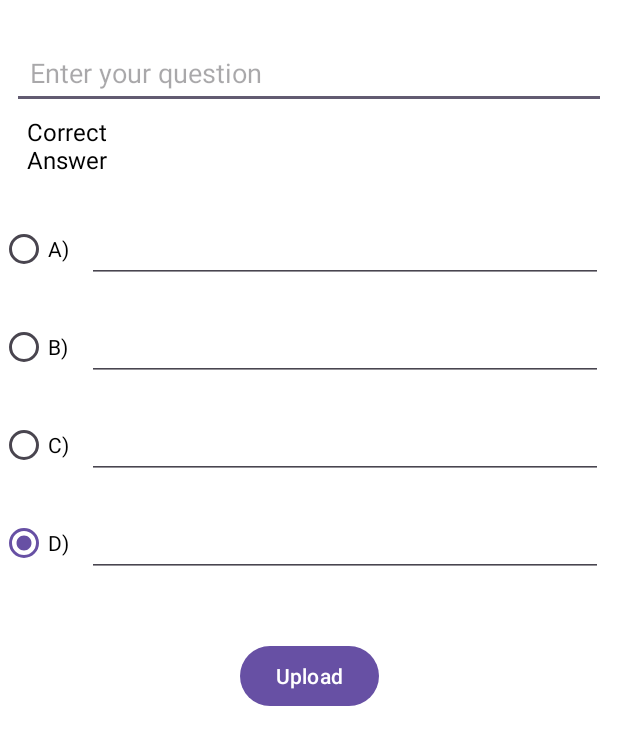
After one commit to eshikaalam/QuizzApp, an Android app: the AddQuestionActivity screen opened directly, with no data from a screen before it, on a phone screen of 412 x 824 dp. The commit adds this screen. Shown: the top 745 px of the screen. Run offline under Robolectric (Android 15) with nearby library versions, the light colour scheme and no system bars; our stand-ins replace Firebase (no records; nobody signed in at launch, a user with empty details on screens opened directly); 1 statement that could not run was skipped.

Commit message:
added questions and options

```diff
--- /dev/null
+++ b/app/src/main/java/com/example/quizzapp/AddQuestionActivity.java
@@ -0,0 +1,87 @@
+package com.example.quizzapp;
+
+import androidx.annotation.NonNull;
+import androidx.appcompat.app.AppCompatActivity;
+
+import android.os.Bundle;
+import android.view.View;
+import android.widget.EditText;
+import android.widget.RadioButton;
+import android.widget.Toast;
+
+import com.example.quizzapp.Models.QuestionModel;
+import com.example.quizzapp.databinding.ActivityAddQuestionBinding;
+import com.example.quizzapp.databinding.ActivitySetQuestionBinding;
+import com.google.android.gms.tasks.OnCompleteListener;
+import com.google.android.gms.tasks.Task;
+import com.google.firebase.database.FirebaseDatabase;
+
+public class AddQuestionActivity extends AppCompatActivity {
+
+   ActivityAddQuestionBinding binding;
+   int set;
+   String categoryName;
+   FirebaseDatabase database;
+    @Override
+    protected void onCreate(Bundle savedInstanceState) {
+        super.onCreate(savedInstanceState);
+        binding = ActivityAddQuestionBinding.inflate(getLayoutInflater());
+        setContentView(binding.getRoot());
+
+        set = getIntent().getIntExtra("setNum",-1);
+        categoryName = getIntent().getStringExtra("category");
+
+        database = FirebaseDatabase.getInstance();
+        if(set == -1){
+            finish();
+            return;
+        }
+
+
+        binding.btnUploadQuestion.setOnClickListener(new View.OnClickListener() {
+            @Override
+            public void onClick(View v) {
+                int correct = -1;
+
+                for(int i=0; i<binding.optionContainer.getChildCount();i++){
+
+                    EditText answer = (EditText) binding.answerContainer.getChildAt(i);
+
+                    if(answer.getText().toString().isEmpty()){
+                        answer.setError("Required");
+                        return;
+                    }
+
+                    RadioButton radioButton = (RadioButton) binding.optionContainer.getChildAt(i);
+                    if(radioButton.isChecked()){
+                        correct = i;
+                        break;
+                    }
+                }
+
+                if(correct == -1){
+                    Toast.makeText(AddQuestionActivity.this, "Please mark the correct option", Toast.LENGTH_SHORT).show();
+                    return;
+                }
+
+                QuestionModel model = new QuestionModel();
+                model.setOptionA(((EditText)binding.answerContainer.getChildAt(0)).getText().toString());
+                model.setOptionB(((EditText)binding.answerContainer.getChildAt(1)).getText().toString());
+                model.setOptionC(((EditText)binding.answerContainer.getChildAt(2)).getText().toString());
+                model.setOptionD(((EditText)binding.answerContainer.getChildAt(3)).getText().toString());
+                model.setCorrectAnsw(((EditText)binding.answerContainer.getChildAt(correct)).getText().toString());
+                model.setSetNum(set);
+
+                database.getReference().child("Sets").child(categoryName).child("questions")
+                        .push()
+                        .setValue(model)
+                        .addOnCompleteListener(new OnCompleteListener<Void>() {
+                            @Override
+                            public void onComplete(@NonNull Task<Void> task) {
+                                Toast.makeText(AddQuestionActivity.this, "Question added", Toast.LENGTH_SHORT).show();
+                            }
+                        });
+            }
+        });
+    }
+}
--- /dev/null
+++ b/app/src/main/res/drawable/ic_back.xml
@@ -0,0 +1,5 @@
+<vector android:autoMirrored="true" android:height="24dp"
+    android:tint="#FFFFFF" android:viewportHeight="24"
+    android:viewportWidth="24" android:width="24dp" xmlns:android="http://schemas.android.com/apk/res/android">
+    <path android:fillColor="@android:color/white" android:pathData="M20,11H7.83l5.59,-5.59L12,4l-8,8 8,8 1.41,-1.41L7.83,13H20v-2z"/>
+</vector>
--- /dev/null
+++ b/app/src/main/res/layout/activity_add_question.xml
@@ -0,0 +1,152 @@
+<?xml version="1.0" encoding="utf-8"?>
+<androidx.constraintlayout.widget.ConstraintLayout xmlns:android="http://schemas.android.com/apk/res/android"
+    xmlns:app="http://schemas.android.com/apk/res-auto"
+    xmlns:tools="http://schemas.android.com/tools"
+    android:layout_width="match_parent"
+    android:layout_height="match_parent"
+    android:background="@color/white"
+    tools:context=".AddQuestionActivity">
+
+    <EditText
+        android:id="@+id/inputQuestion"
+        android:layout_width="0dp"
+        android:layout_height="wrap_content"
+        android:layout_marginStart="8dp"
+        android:layout_marginTop="24dp"
+        android:layout_marginEnd="8dp"
+        android:padding="12dp"
+        android:ems="10"
+        android:hint="Enter your question"
+        android:inputType="text"
+        android:textColor="@color/black"
+        app:layout_constraintEnd_toEndOf="parent"
+        app:layout_constraintStart_toStartOf="parent"
+        app:layout_constraintTop_toTopOf="parent"
+        app:layout_constraintBottom_toTopOf="@+id/textView4" /> <!-- Add this line -->
+
+    <TextView
+        android:id="@+id/textView4"
+        android:layout_width="wrap_content"
+        android:layout_height="wrap_content"
+        android:layout_marginTop="4dp"
+        android:text="Correct\nAnswer"
+        android:textColor="@color/black"
+        android:layout_marginLeft="10dp"
+        android:textSize="16sp"
+        app:layout_constraintEnd_toEndOf="@+id/inputQuestion"
+        app:layout_constraintHorizontal_bias="0.0"
+        app:layout_constraintStart_toStartOf="@+id/inputQuestion"
+        app:layout_constraintTop_toBottomOf="@+id/inputQuestion" />
+
+    <LinearLayout
+        android:id="@+id/linearLayout"
+        android:layout_width="match_parent"
+        android:layout_height="wrap_content"
+        android:layout_marginTop="16dp"
+        android:orientation="horizontal"
+        app:layout_constraintTop_toBottomOf="@+id/textView4"
+        tools:layout_editor_absoluteX="-16dp">
+
+        <RadioGroup
+            android:id="@+id/optionContainer"
+            android:layout_width="wrap_content"
+            android:layout_height="match_parent"
+            android:orientation="vertical">
+
+            <RadioButton
+                android:id="@+id/radioButton"
+                android:layout_width="wrap_content"
+                android:layout_height="wrap_content"
+                android:layout_weight="1"
+                android:checked="true"
+                android:text="A)"
+                android:textColor="@color/black"
+                />
+
+            <RadioButton
+                android:id="@+id/radioButton2"
+                android:layout_width="wrap_content"
+                android:layout_height="wrap_content"
+                android:layout_weight="1"
+                android:checked="true"
+                android:text="B)"
+                android:textColor="@color/black"
+                />
+
+            <RadioButton
+                android:id="@+id/radioButton3"
+                android:layout_width="wrap_content"
+                android:layout_height="wrap_content"
+                android:layout_weight="1"
+                android:checked="true"
+                android:text="C)"
+                android:textColor="@color/black"
+                />
+
+            <RadioButton
+                android:id="@+id/radioButton4"
+                android:layout_width="wrap_content"
+                android:layout_height="wrap_content"
+                android:layout_weight="1"
+                android:checked="true"
+                android:text="D)"
+                android:textColor="@color/black"
+                />
+        </RadioGroup>
+
+        <LinearLayout
+            android:id="@+id/answerContainer"
+            android:layout_width="0dp"
+            android:layout_height="wrap_content"
+            android:layout_weight="1"
+            android:orientation="vertical">
+
+            <EditText
+                android:id="@+id/editTextText2"
+                android:layout_width="match_parent"
+                android:layout_height="wrap_content"
+                android:layout_margin="10dp"
+                android:textColor="@color/black"
+                android:ems="10"
+                android:inputType="text" />
+
+            <EditText
+                android:id="@+id/editTextText3"
+                android:layout_width="match_parent"
+                android:layout_height="wrap_content"
+                android:layout_margin="10dp"
+                android:textColor="@color/black"
+                android:ems="10"
+                android:inputType="text" />
+
+            <EditText
+                android:id="@+id/editTextText4"
+                android:layout_width="match_parent"
+                android:layout_height="wrap_content"
+                android:layout_margin="10dp"
+                android:textColor="@color/black"
+                android:ems="10"
+                android:inputType="text" />
+
+            <EditText
+                android:id="@+id/editTextText5"
+                android:layout_width="match_parent"
+                android:layout_height="wrap_content"
+                android:layout_margin="10dp"
+                android:textColor="@color/black"
+                android:ems="10"
+                android:inputType="text" />
+        </LinearLayout>
+
+    </LinearLayout>
+
+    <Button
+        android:id="@+id/btnUploadQuestion"
+        android:layout_width="wrap_content"
+        android:layout_height="wrap_content"
+        android:layout_marginTop="32dp"
+        android:text="Upload"
+        app:layout_constraintEnd_toEndOf="parent"
+        app:layout_constraintStart_toStartOf="parent"
+        app:layout_constraintTop_toBottomOf="@+id/linearLayout" /> <!-- Add this line -->
+</androidx.constraintlayout.widget.ConstraintLayout>
--- a/app/src/main/res/layout/activity_set_question.xml
+++ b/app/src/main/res/layout/activity_set_question.xml
@@ -11,12 +11,11 @@
         android:id="@+id/toolbar2"
         android:layout_width="match_parent"
         android:layout_height="wrap_content"
-        android:background="#959EF8"
+        android:background="#9F244FA6"
         android:minHeight="?attr/actionBarSize"
         android:theme="?attr/actionBarTheme"
         app:layout_constraintTop_toTopOf="parent"
-        tools:layout_editor_absoluteX="0dp"
-        tools:layout_editor_absoluteY="-1dp" />
+        tools:layout_editor_absoluteX="0dp" />
 
     <TextView
         android:id="@+id/textView2"
```
Also changed, not shown: app/src/main/AndroidManifest.xml (+7 -3 lines), app/src/main/java/com/example/quizzapp/Adapters/GrideAdapter.java (+6 -1 lines), app/src/main/java/com/example/quizzapp/Models/QuestionModel.java (added, +89 -0 lines), app/src/main/java/com/example/quizzapp/QuestionActivity.java (added, +42 -0 lines), app/src/main/res/layout/activity_question.xml (added, +65 -0 lines).
